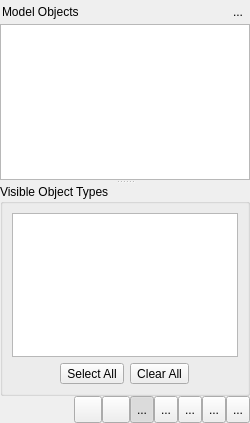
Old version of the form libpgmodeler_ui/ui/modelobjectswidget.ui in the repository pgmodeler/pgmodeler.
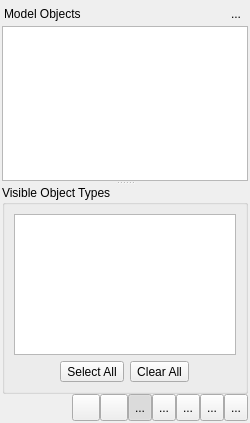
New version of the form. Icons and pictures are not drawn.

The edit to the form file:
```diff
--- a/libpgmodeler_ui/ui/modelobjectswidget.ui
+++ b/libpgmodeler_ui/ui/modelobjectswidget.ui
@@ -40,7 +40,7 @@
     <number>0</number>
    </property>
    <property name="margin">
-    <number>0</number>
+    <number>2</number>
    </property>
    <item>
     <widget class="QWidget" name="title_wgt" native="true">
```
Left out of the diff: 3 changed lines with no effect on the pictures.
